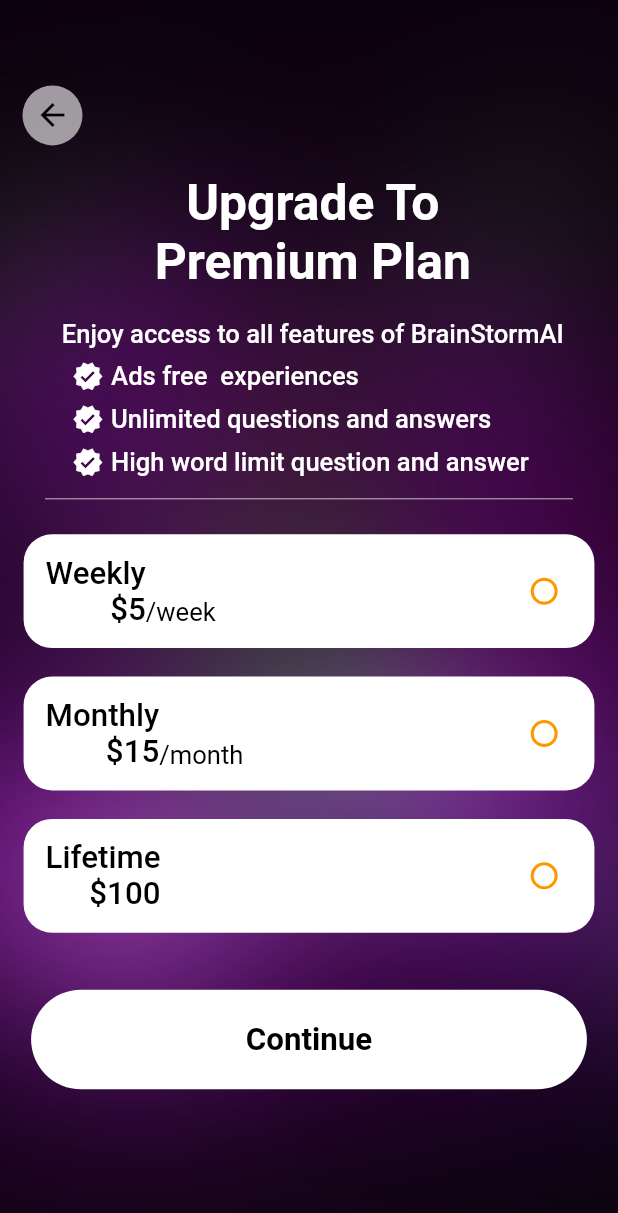
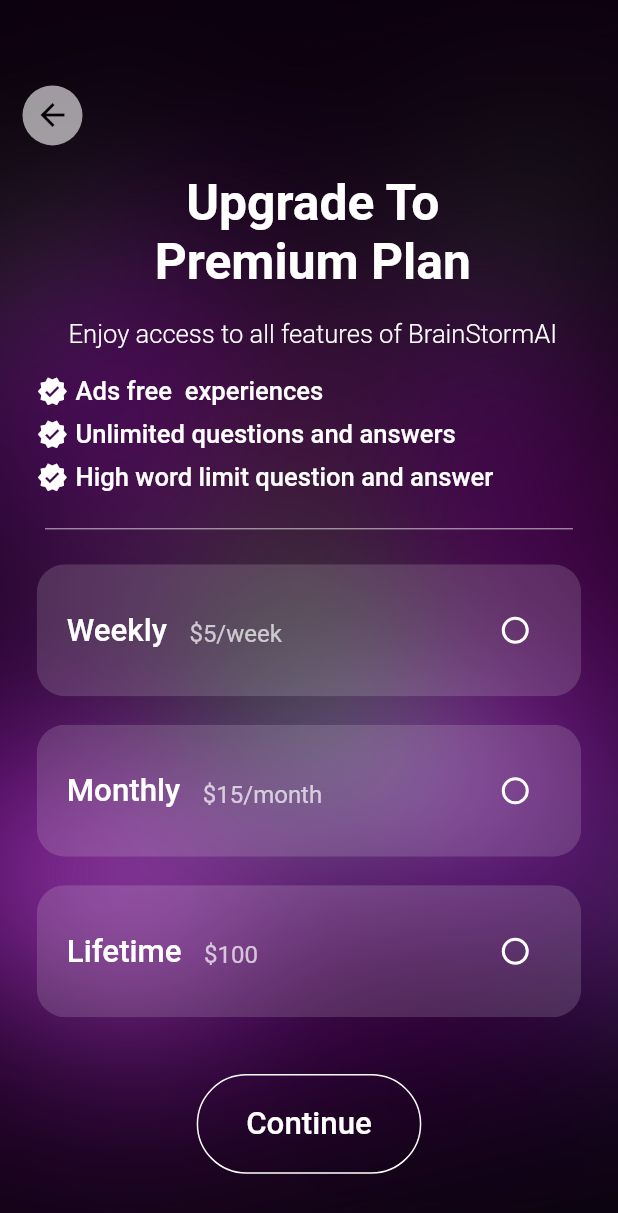
Before and after one commit to hngx-org/brainstorm-ai, a Flutter app: the MainSuscribeScreen screen opened by its route, on a phone screen of 412 x 824 dp. Shown: the top 1213 px of the screen. Run offline on Flutter 3.47's test engine with Material 2 defaults, Android fonts, the phone set to English and light mode, and no system bars; our stand-ins replace flutter_screenutil, go_router, google_fonts, internet_connection_checker, shared_preferences, sqflite; missing offline and left inert: hng_authentication; accounts and stored records are empty.

Commit message:
added changes to the subsciption ui

```diff
--- a/lib/presentation/screens/suscribe_screen/choose_subscribeprice.dart
+++ b/lib/presentation/screens/suscribe_screen/choose_subscribeprice.dart
@@ -1,4 +1,5 @@
 // ignore_for_file: public_member_api_docs, sort_constructors_first
+import 'package:ai_brainstorm/common/constants/reusables/transparent_film.dart';
 import 'package:ai_brainstorm/presentation/screens/suscribe_screen/subscribe_widgets.dart';
 import 'package:flutter/material.dart';
 import 'package:flutter_screenutil/flutter_screenutil.dart';
@@ -51,16 +52,23 @@
         margin: EdgeInsets.only(
           top: 10.h,
           bottom: 10.h,
+          left: 10.h,
+          right: 10.h
         ),
-        padding: EdgeInsets.all(10.sp),
-        height: 80.h,
-        width: 380.w,
+        clipBehavior: Clip.antiAlias,
+        // padding: EdgeInsets.all(20.sp),
+        // height: 80.h,
+        // width: 380.w,
         decoration: BoxDecoration(
-          color: Colors.white,
+          // color: Colors.white,
           borderRadius: BorderRadius.circular(
             20.r,
           ),
         ),
+        child: TransparentFilm.light(
+          opacity: 0.15,
+          child: Padding(
+            padding: const EdgeInsets.all(20),
             child: Row(
               mainAxisAlignment: MainAxisAlignment.spaceBetween,
               crossAxisAlignment: CrossAxisAlignment.center,
@@ -73,13 +81,15 @@
                       FontWeight.w500,
                       22.sp,
                     ),
-                SizedBox(
-                  height: 10.h,
+                    const SizedBox(
+                      width: 15,
                     ),
-                myContainerText(
+                    Text(
                       widget.length,
-                  FontWeight.w400,
-                  18.sp,
+                      style: TextStyle(
+                        color: Colors.white.withOpacity(0.7),
+                        fontSize: 16
+                      ),
                     ),
                   ],
                 ),
@@ -93,11 +103,13 @@
                     fillColor: MaterialStateProperty.resolveWith<Color>(
                         (Set<MaterialState> states) {
                       if (states.contains(MaterialState.disabled)) {
-                    return Colors.orange.withOpacity(.32);
+                        return Colors.white.withOpacity(0.32);
                       }
-                  return Colors.orange;
+                      return Colors.white;
                     })),
               ],
+            ),
+          ),
         ),
       ),
     );
--- a/lib/presentation/screens/suscribe_screen/main_suscribe_screen.dart
+++ b/lib/presentation/screens/suscribe_screen/main_suscribe_screen.dart
@@ -48,35 +48,38 @@
               child: Padding(
                 padding: const EdgeInsets.symmetric(horizontal: 15.0),
                 child: Column(
-                  crossAxisAlignment: CrossAxisAlignment.start,
+                  crossAxisAlignment: CrossAxisAlignment.stretch,
                   children: [
                     SizedBox(
                       height: 60.h,
                       width: double.infinity,
                     ),
+                    const Row(
+                      mainAxisSize: MainAxisSize.min,
+                      children: [
                         BackButtonWidget(),
+                      ],
+                    ),
                     Center(
                       child: ListOfText(
                         'Upgrade To \nPremium Plan',
                         35.sp,
                         FontWeight.bold,
                         false,
-                    )),
-                    Center(
-                      child: ListOfText(
+                      ),
+                    ),
+                    ListOfText(
                       'Enjoy access to all features of BrainStormAI',
                       18.sp,
-                        FontWeight.w500,
+                      FontWeight.w300,
                       false,
                     ),
-                    ),
-                    Center(
-                      child: ListOfText(
+                    const SizedBox(height: 10,),
+                    ListOfText(
                       'Ads free  experiences',
                       18.sp,
                       FontWeight.w500,
                       true,
-                      ),
                     ),
                     Center(
                       child: ListOfText(
@@ -94,6 +97,7 @@
                         true,
                       ),
                     ),
+                    const SizedBox(height: 10,),
                     Divider(
                       color: Colors.white.withOpacity(0.5),
                       thickness: 1.h,
@@ -103,8 +107,8 @@
                     ),
                     Center(
                       child: ChooseSubsPrice(
-                        howLong: 'Weekly \n\$5',
-                        length: '/week',
+                        howLong: 'Weekly',
+                        length: '\$5/week',
                         radioValue: 1,
                         radiogroupValue: selectedRadioValue,
                         onChanged: (value) {
@@ -117,8 +121,8 @@
                     ),
                     Center(
                         child: ChooseSubsPrice(
-                      howLong: 'Monthly \n\$15',
-                      length: '/month',
+                      howLong: 'Monthly',
+                      length: '\$15/month',
                       radioValue: 2,
                       radiogroupValue: selectedRadioValue,
                       onChanged: (value) {
@@ -130,8 +134,8 @@
                     )),
                     Center(
                       child: ChooseSubsPrice(
-                        howLong: 'Lifetime \n\$100',
-                        length: '',
+                        howLong: 'Lifetime',
+                        length: '\$100',
                         radioValue: 3,
                         radiogroupValue: selectedRadioValue,
                         onChanged: (value) {
@@ -160,7 +164,7 @@
               ),
             ),
           ),
-        )
+        ),
       ],
     );
   }
@@ -171,10 +175,10 @@
   final double height;
   final double margin;
   final String actionText;
-  void Function()? onTap;
+  final Function()? onTap;
   final Color containerColor;
   final Color containerTextColor;
-  ActionButton({
+  const ActionButton({
     super.key,
     required this.width,
     required this.height,
@@ -189,26 +193,40 @@
   Widget build(BuildContext context) {
     return GestureDetector(
       onTap: onTap,
-      child: Container(
+      child: Row(
+        mainAxisSize: MainAxisSize.min,
+        children: [
+          Container(
             margin: EdgeInsets.only(top: margin),
             height: height,
-        width: width,
+            // width: width,
             decoration: BoxDecoration(
-          color: containerColor,
+              // color: containerColor,
               borderRadius: BorderRadius.circular(40.r),
+              border: Border.all(
+                color: Colors.white
+              )
             ),
             child: Center(
+              child: Padding(
+                padding: const EdgeInsets.symmetric(
+                  horizontal: 32
+                ),
                 child: Text(
                   actionText,
                   style: TextStyle(
                     fontSize: 22.sp,
-              color: containerTextColor,
-              fontWeight: FontWeight.bold,
+                    // color: containerTextColor,
+                    color: Colors.white,
+                    fontWeight: FontWeight.w500,
                     decoration: TextDecoration.none,
                   ),
                 ),
               ),
             ),
+          ),
+        ],
+      ),
     );
   }
 }
--- a/lib/presentation/screens/suscribe_screen/subscribe_widgets.dart
+++ b/lib/presentation/screens/suscribe_screen/subscribe_widgets.dart
@@ -11,7 +11,7 @@
     textAlign: TextAlign.end,
     style: TextStyle(
       fontWeight: myweight,
-      color: Colors.black,
+      color: Colors.white,
       fontSize: textSixe,
     ),
   );
@@ -32,7 +32,7 @@
       padding: showMark
           ? EdgeInsets.only(
               top: 8.sp,
-              left: 35.sp,
+              left: 10.sp,
             )
           : EdgeInsets.only(top: 20.sp),
       child: Row(
```
Lines whose indentation alone changed are shown as unchanged.
